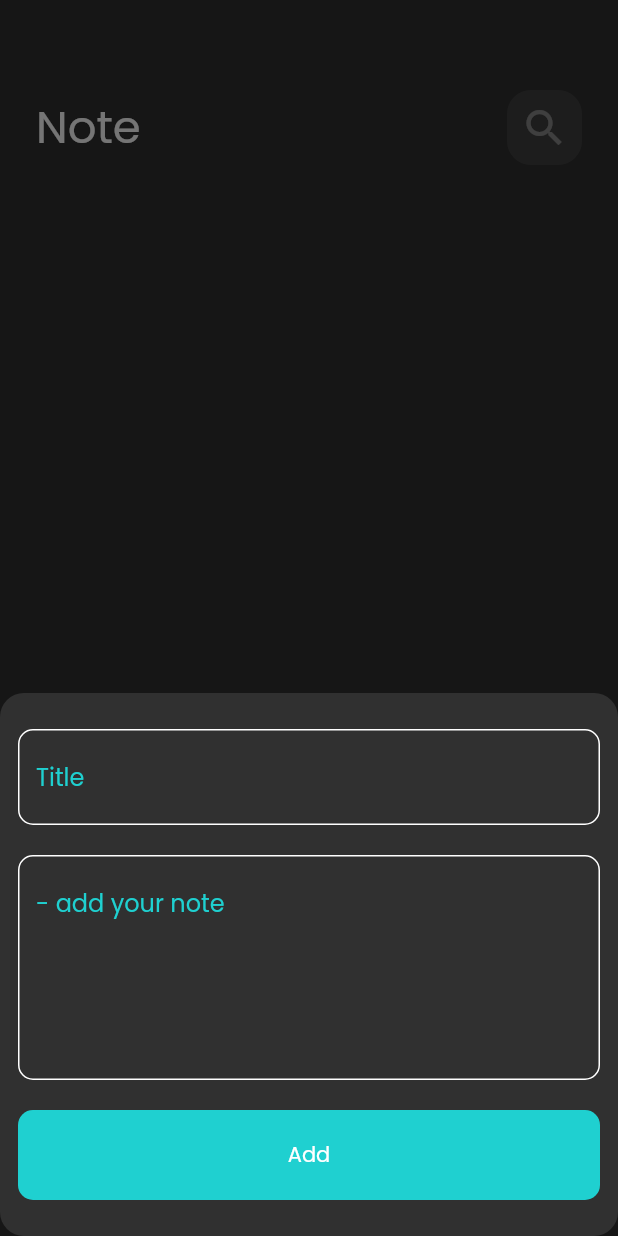
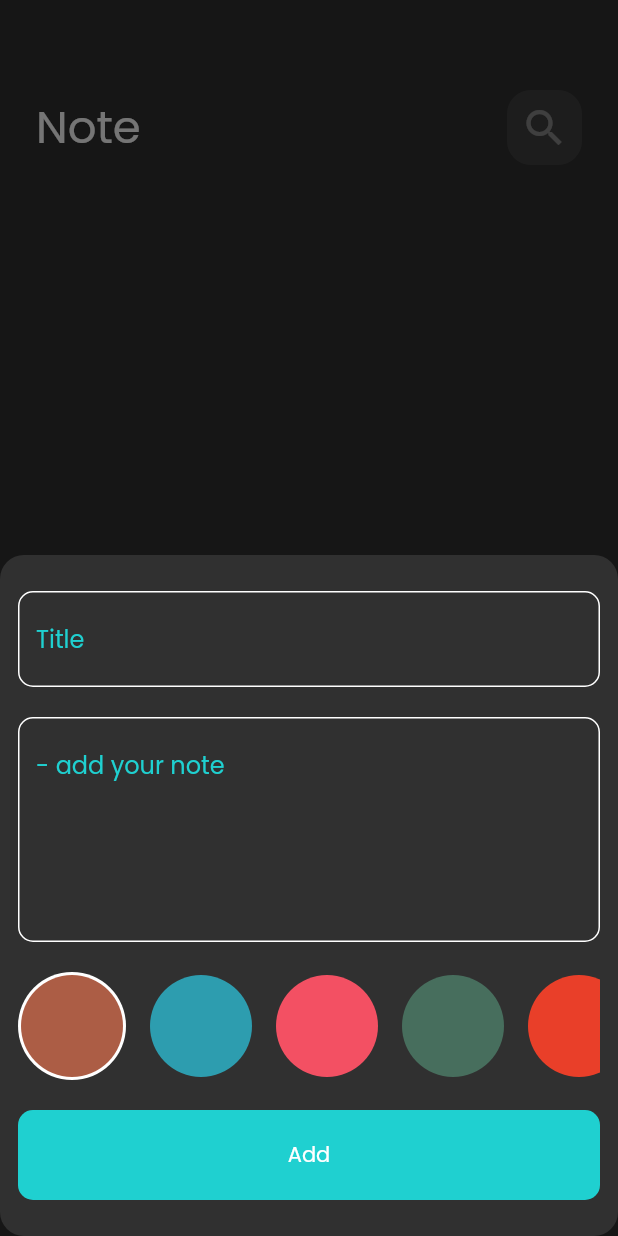
Before and after one commit to Ziad-AL-Saifi/note_app, a Flutter app: the screen it shows after launch, after a tap on the "add" icon, on a phone screen of 412 x 824 dp. Run offline on Flutter 3.47's test engine with Material 2 defaults, Android fonts, the phone set to English and light mode, and no system bars; our stand-ins replace bloc, flutter_bloc, hive, hive_flutter; accounts and stored records are empty.

Commit message:
create color list

```diff
--- a/lib/constante.dart
+++ b/lib/constante.dart
@@ -2,3 +2,13 @@ import 'package:flutter/animation.dart';
 
 const kColor = Color.fromARGB(255, 31, 208, 208);
 const kNewBox = 'new_box';
+const List<int> c = [
+  0xffAC5D45,
+  0xff2D9DAF,
+  0xffF35063,
+  0xff476E5D,
+  0xffE93F29,
+  0xff0A4758,
+  0xffB5AA31,
+  0xff7D6896
+];
--- a/lib/forms/add_form.dart
+++ b/lib/forms/add_form.dart
@@ -48,6 +48,10 @@ class _CustomFormState extends State<CustomForm> {
           const SizedBox(
             height: 20,
           ),
+          const ListColorCircle(),
+          const SizedBox(
+            height: 20,
+          ),
           BlocBuilder<AddCubit, AddState>(
             builder: (context, state) {
               return GestureDetector(
@@ -87,3 +91,55 @@ class _CustomFormState extends State<CustomForm> {
     );
   }
 }
+
+class ListColorCircle extends StatefulWidget {
+  const ListColorCircle({super.key});
+
+  @override
+  State<ListColorCircle> createState() => _ListColorCircleState();
+}
+
+class _ListColorCircleState extends State<ListColorCircle> {
+  int isClick2 = 0;
+
+  @override
+  Widget build(BuildContext context) {
+    return SizedBox(
+      height: 36 * 2,
+      child: ListView.builder(
+        scrollDirection: Axis.horizontal,
+        itemCount: c.length,
+        itemBuilder: (context, index) {
+          return Padding(
+            padding: const EdgeInsets.only(right: 16),
+            child: GestureDetector(
+                onTap: () {
+                  isClick2 = index;
+                  setState(() {});
+                },
+                child: ColorItem(
+                  isClick: isClick2 == index,
+                  index: index,
+                )),
+          );
+        },
+      ),
+    );
+  }
+}
+
+class ColorItem extends StatelessWidget {
+  const ColorItem({super.key, required this.index, required this.isClick});
+  final int index;
+  final bool isClick;
+
+  @override
+  Widget build(BuildContext context) {
+    return isClick
+        ? CircleAvatar(
+            radius: 36,
+            backgroundColor: Colors.white,
+            child: CircleAvatar(radius: 34, backgroundColor: Color(c[index])))
+        : CircleAvatar(radius: 34, backgroundColor: Color(c[index]));
+  }
+}
```
